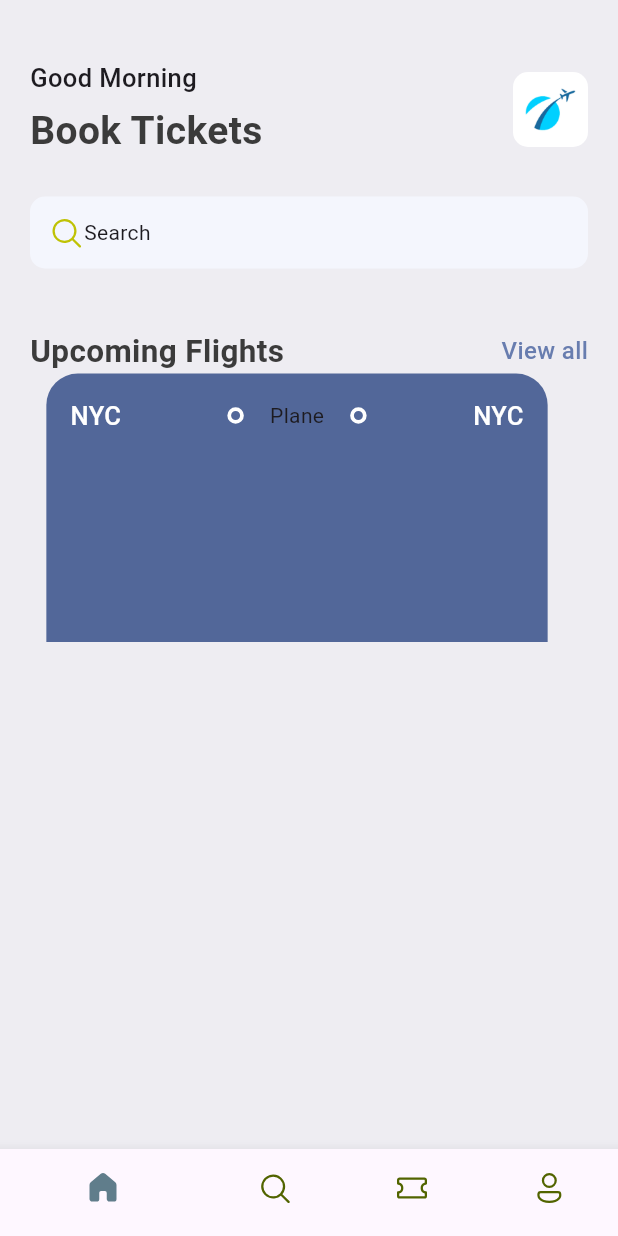
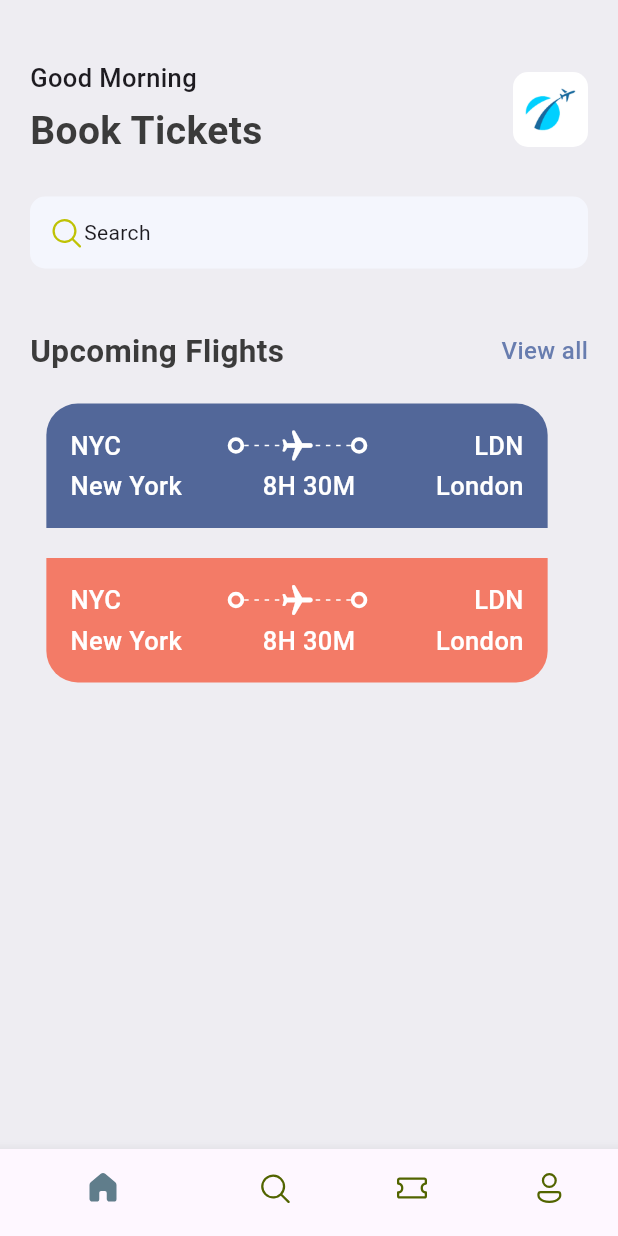
Before and after one commit to MasieJr/ticket_app, a Flutter app: the screen it shows after launch, on a phone screen of 412 x 824 dp. Run offline on Flutter 3.47's test engine with Material 3 defaults, Android fonts, the phone set to English and light mode, and no system bars; our stand-ins replace fluentui_icons.

Commit message:
Ticket Styling

```diff
--- a/lib/base/res/styles/app_styles.dart
+++ b/lib/base/res/styles/app_styles.dart
@@ -8,7 +8,7 @@ class AppStyles {
   static Color textColor = const Color(0xFF3b3b3b);
   static Color bgColor = const Color(0xFFeeedf2);
   static Color ticketBlue = const Color(0xFF526799);
-  static Color ticketRed = Colors.red;
+  static Color ticketRed = const Color(0xFFF37B67);
 
 //TextStyles
   static TextStyle textStyle = TextStyle(
--- a/lib/base/widgets/app_layout_builder_widget.dart
+++ b/lib/base/widgets/app_layout_builder_widget.dart
@@ -9,7 +9,18 @@ class AppLayoutBuilderWidget extends StatelessWidget {
     return LayoutBuilder(
         builder: (BuildContext context, BoxConstraints constraints) {
       return Flex(
+        mainAxisAlignment: MainAxisAlignment.spaceBetween,
         direction: Axis.horizontal,
+        children: List.generate(
+          (constraints.constrainWidth() / randomDivisor).floor(),
+          (index) => const SizedBox(
+            width: 3,
+            height: 1,
+            child: DecoratedBox(
+              decoration: BoxDecoration(color: Colors.white),
+            ),
+          ),
+        ),
       );
     });
   }
--- a/lib/base/widgets/big_dot.dart
+++ b/lib/base/widgets/big_dot.dart
@@ -6,7 +6,7 @@ class BigDot extends StatelessWidget {
   @override
   Widget build(BuildContext context) {
     return Container(
-      padding: EdgeInsets.all(3),
+      padding: const EdgeInsets.all(3),
       decoration: BoxDecoration(
         border: Border.all(
           width: 2.5,
--- a/lib/base/widgets/ticket_view.dart
+++ b/lib/base/widgets/ticket_view.dart
@@ -1,4 +1,3 @@
-import 'package:fluentui_icons/fluentui_icons.dart';
 import 'package:flutter/material.dart';
 import 'package:ticket_app/base/res/styles/app_styles.dart';
 import 'package:ticket_app/base/widgets/app_layout_builder_widget.dart';
@@ -12,10 +11,13 @@ class TicketView extends StatelessWidget {
     final size = MediaQuery.of(context).size;
     return SizedBox(
       width: size.width * 0.85,
-      height: 179,
+      height: 189,
       child: Container(
+        margin: const EdgeInsets.only(right: 16),
+        child: Column(
+          children: [
+            Container(
                 padding: const EdgeInsets.all(16),
-          margin: const EdgeInsets.only(right: 16),
                 decoration: BoxDecoration(
                   color: AppStyles.ticketBlue,
                   borderRadius: const BorderRadius.only(
@@ -25,6 +27,7 @@ class TicketView extends StatelessWidget {
                 ),
                 child: Column(
                   children: [
+                    //Departure and destination
                     Row(
                       // mainAxisAlignment: MainAxisAlignment.spaceBetween,
                       children: [
@@ -33,29 +36,138 @@ class TicketView extends StatelessWidget {
                                 .copyWith(color: Colors.white)),
                         Expanded(child: Container()),
                         const BigDot(),
-                  const Expanded(
+                        Expanded(
                             child: Stack(
                           children: [
-                      SizedBox(
+                            const SizedBox(
+                              height: 24,
                               child: AppLayoutBuilderWidget(
                                 randomDivisor: 6,
                               ),
                             ),
                             Center(
-                        child: Text("Plane"),
+                              child: Transform.rotate(
+                                angle: 1.57,
+                                child: const Icon(
+                                  Icons.local_airport_rounded,
+                                  color: Colors.white,
+                                ),
+                              ),
                             )
                           ],
                         )),
                         const BigDot(),
                         Expanded(child: Container()),
-                  Text("NYC",
+                        Text("LDN",
                             style: AppStyles.headLineStyle3
                                 .copyWith(color: Colors.white)),
                       ],
                     ),
-              Row(),
+                    //names with times
+                    const SizedBox(
+                      height: 3,
+                    ),
+                    Row(
+                      // mainAxisAlignment: MainAxisAlignment.spaceBetween,
+                      children: [
+                        Text("New York",
+                            style: AppStyles.headLineStyle3
+                                .copyWith(color: Colors.white)),
+                        Expanded(child: Container()),
+                        Text(
+                          "8H 30M",
+                          style: AppStyles.headLineStyle3
+                              .copyWith(color: Colors.white),
+                        ),
+                        Expanded(child: Container()),
+                        Text(
+                          "London",
+                          style: AppStyles.headLineStyle3
+                              .copyWith(color: Colors.white),
+                        ),
+                      ],
+                    ),
                   ],
                 )),
+            Container(
+              height: 20,
+            ),
+            Container(
+                padding: const EdgeInsets.all(16),
+                decoration: BoxDecoration(
+                  color: AppStyles.ticketRed,
+                  borderRadius: const BorderRadius.only(
+                    bottomRight: Radius.circular(21),
+                    bottomLeft: Radius.circular(21),
+                  ),
+                ),
+                child: Column(
+                  children: [
+                    //Departure and destination
+                    Row(
+                      // mainAxisAlignment: MainAxisAlignment.spaceBetween,
+                      children: [
+                        Text("NYC",
+                            style: AppStyles.headLineStyle3
+                                .copyWith(color: Colors.white)),
+                        Expanded(child: Container()),
+                        const BigDot(),
+                        Expanded(
+                            child: Stack(
+                          children: [
+                            const SizedBox(
+                              height: 24,
+                              child: AppLayoutBuilderWidget(
+                                randomDivisor: 6,
+                              ),
+                            ),
+                            Center(
+                              child: Transform.rotate(
+                                angle: 1.57,
+                                child: const Icon(
+                                  Icons.local_airport_rounded,
+                                  color: Colors.white,
+                                ),
+                              ),
+                            )
+                          ],
+                        )),
+                        const BigDot(),
+                        Expanded(child: Container()),
+                        Text("LDN",
+                            style: AppStyles.headLineStyle3
+                                .copyWith(color: Colors.white)),
+                      ],
+                    ),
+                    //names with times
+                    const SizedBox(
+                      height: 3,
+                    ),
+                    Row(
+                      // mainAxisAlignment: MainAxisAlignment.spaceBetween,
+                      children: [
+                        Text("New York",
+                            style: AppStyles.headLineStyle3
+                                .copyWith(color: Colors.white)),
+                        Expanded(child: Container()),
+                        Text(
+                          "8H 30M",
+                          style: AppStyles.headLineStyle3
+                              .copyWith(color: Colors.white),
+                        ),
+                        Expanded(child: Container()),
+                        Text(
+                          "London",
+                          style: AppStyles.headLineStyle3
+                              .copyWith(color: Colors.white),
+                        ),
+                      ],
+                    ),
+                  ],
+                )),
+          ],
+        ),
+      ),
     );
   }
 }
--- a/lib/screens/home_screen.dart
+++ b/lib/screens/home_screen.dart
@@ -86,6 +86,9 @@ class _HomeScreenState extends State<HomeScreen> {
                   bigText: "Upcoming Flights",
                   smallText: "View all",
                 ),
+                const SizedBox(
+                  height: 20,
+                ),
                 const TicketView()
               ],
             ),
```
Lines whose indentation alone changed are shown as unchanged.
